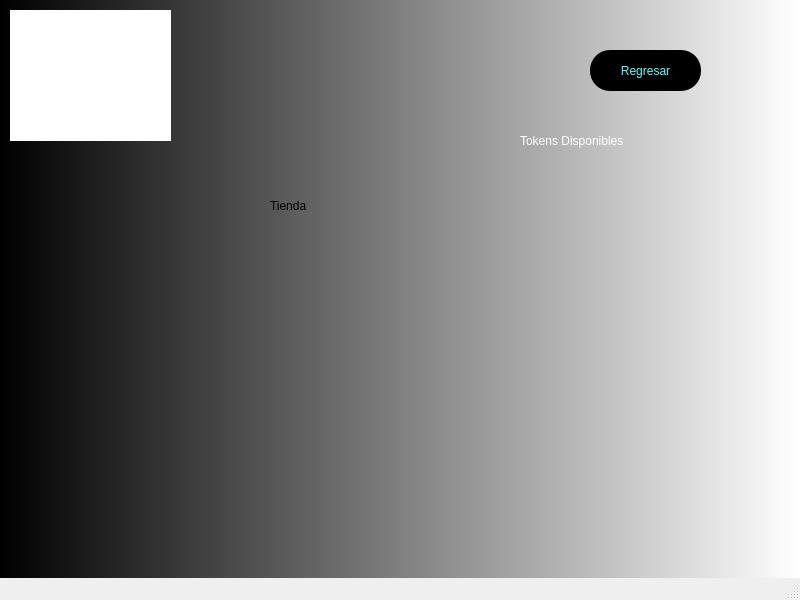
Old version of the form Fase_2/Backend/Frontend/Paginas/Tienda.ui in the repository NatalyDuarte/-EDD_2S-BatallaNaval_202001570.
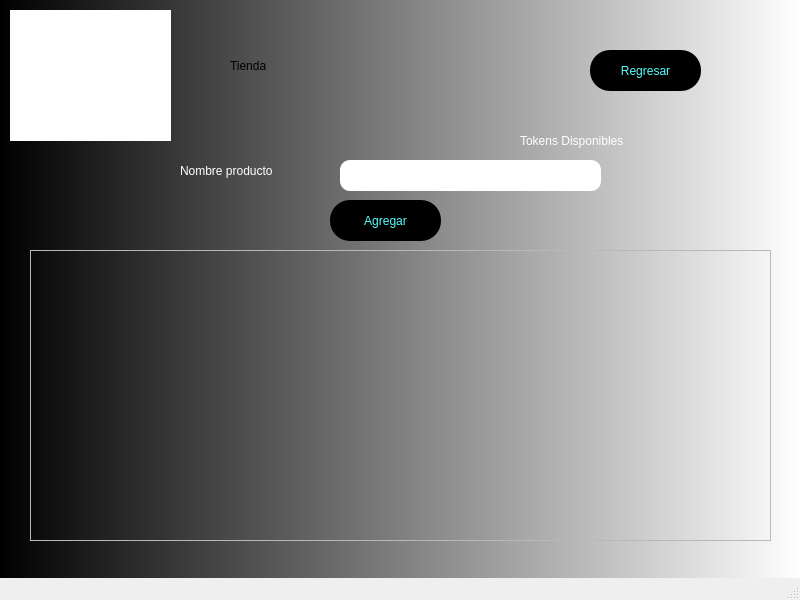
New version of the form. Icons and pictures are not drawn.

Patch:
```diff
--- a/Fase_2/Backend/Frontend/Paginas/Tienda.ui
+++ b/Fase_2/Backend/Frontend/Paginas/Tienda.ui
@@ -78,8 +78,8 @@
    <widget class="QLabel" name="label">
     <property name="geometry">
      <rect>
-      <x>270</x>
-      <y>160</y>
+      <x>230</x>
+      <y>20</y>
       <width>241</width>
       <height>91</height>
      </rect>
@@ -91,6 +91,70 @@
      <string>Tienda</string>
     </property>
    </widget>
+   <widget class="QFrame" name="frame">
+    <property name="geometry">
+     <rect>
+      <x>30</x>
+      <y>250</y>
+      <width>741</width>
+      <height>291</height>
+     </rect>
+    </property>
+    <property name="frameShape">
+     <enum>QFrame::StyledPanel</enum>
+    </property>
+    <property name="frameShadow">
+     <enum>QFrame::Raised</enum>
+    </property>
+   </widget>
+   <widget class="QLabel" name="label_2">
+    <property name="geometry">
+     <rect>
+      <x>180</x>
+      <y>160</y>
+      <width>211</width>
+      <height>21</height>
+     </rect>
+    </property>
+    <property name="styleSheet">
+     <string notr="true">font: 87 12pt &quot;Arial Black&quot;;
+color: rgb(255, 255, 255);</string>
+    </property>
+    <property name="text">
+     <string>Nombre producto</string>
+    </property>
+   </widget>
+   <widget class="QLineEdit" name="lineEdit">
+    <property name="geometry">
+     <rect>
+      <x>340</x>
+      <y>160</y>
+      <width>261</width>
+      <height>31</height>
+     </rect>
+    </property>
+    <property name="styleSheet">
+     <string notr="true">border-radius:10px;</string>
+    </property>
+   </widget>
+   <widget class="QPushButton" name="pushButton_2">
+    <property name="geometry">
+     <rect>
+      <x>330</x>
+      <y>200</y>
+      <width>111</width>
+      <height>41</height>
+     </rect>
+    </property>
+    <property name="styleSheet">
+     <string notr="true">background-color: rgb(0, 0, 0);
+color: rgb(85, 255, 255);
+border-radius:20px;</string>
+    </property>
+    <property name="text">
+     <string>Agregar</string>
+    </property>
+   </widget>
   </widget>
   <widget class="QMenuBar" name="menubar">
    <property name="geometry">
```
Left out of the diff: 2 changed lines with no effect on the pictures.
